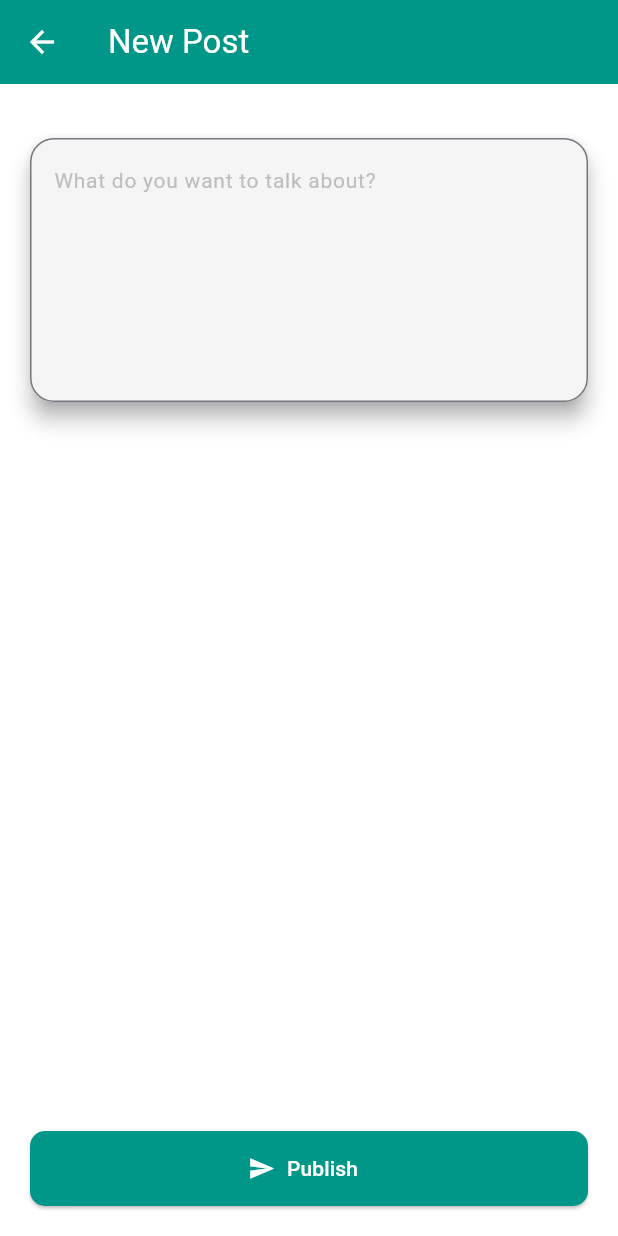
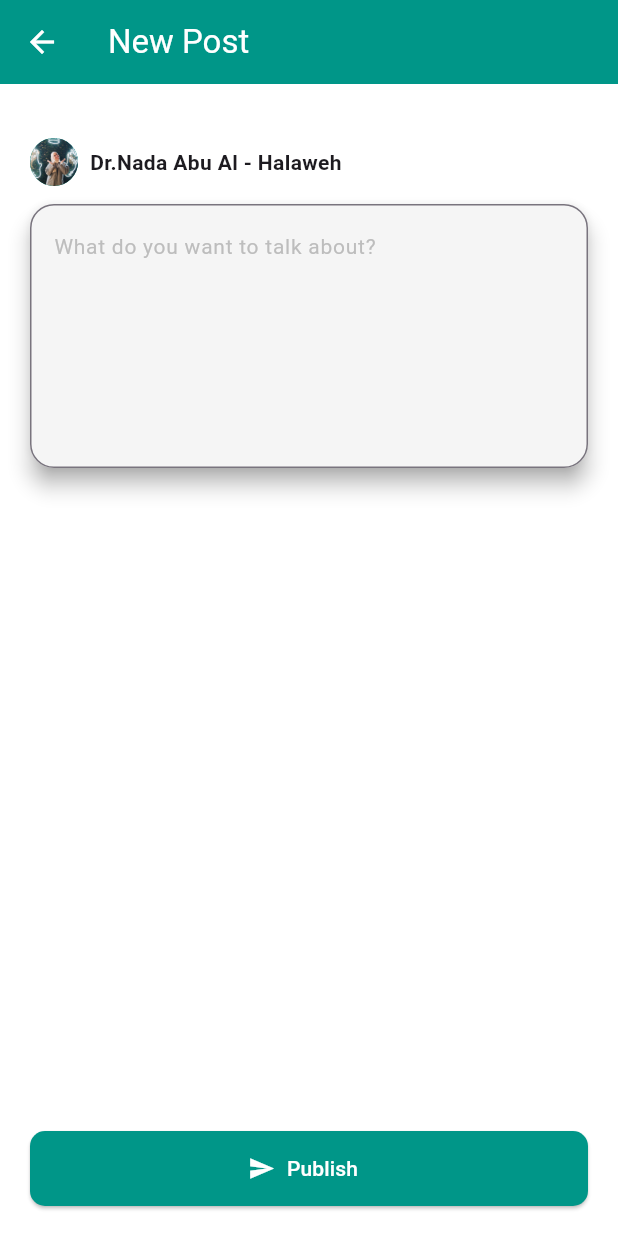
Before and after one commit to nada3bd/NAFS_APP, a Flutter app: the screen it shows after launch, after a tap on the "edit" icon, on a phone screen of 412 x 824 dp. Run offline on Flutter 3.47's test engine with Material 3 defaults, Android fonts, the phone set to English and light mode, and no system bars; our stand-ins replace another_flushbar, flutter_bloc, image_picker; missing offline and left inert: duration_picker.

Commit message:
21th commit

```diff
--- a/lib/cubit/postscubit.dart
+++ b/lib/cubit/postscubit.dart
@@ -44,6 +44,11 @@ class PostCubit extends Cubit<PostState> {
     ];
     emit(PostLoaded(posts));
   }
+  // void loadPostsFromBackend(List<PostModel> dataFromApi) {
+//   posts = dataFromApi;
+//   emit(PostLoaded(posts));
+// }
+
 
   void addPost(String content) {
     posts.add(
--- a/lib/main.dart
+++ b/lib/main.dart
@@ -2,8 +2,7 @@
 import 'package:flutter_bloc/flutter_bloc.dart';
 import 'package:flutter/services.dart';
 import 'package:grad_app/cubit/feedbackcubit.dart';
-// import 'package:grad_app/models/doctorprofile.dart';
-// import 'package:grad_app/views/doctorinformationspage.dart';
+import 'package:grad_app/cubit/postscubit.dart';
 import 'package:grad_app/views/postslistpage.dart';
 
 void main() {
@@ -12,6 +11,9 @@
       providers: [
         BlocProvider<FeedBackCubit>(
           create: (context) => FeedBackCubit(),
+        ),
+        BlocProvider<PostCubit>(
+          create: (context) => PostCubit()..loadPosts(),
         ),
       ],
       child: const NafsApp(),
@@ -31,24 +33,7 @@
 
     return const MaterialApp(
       debugShowCheckedModeBanner: false,
-        home: PostListPage(isDoctor: true,),
-
+      home: PostListPage(isDoctor: true),
     );
   }
 }
-
-
-   //    DoctorInformationsPage(
-      //   doctorProfile: DoctorProfile(
-      //     location:'Amman',
-      //     image: 'assets/WhatsApp Image 2025-02-03 at 17.52.32_ee5e3371.jpg',
-      //     name: 'Dr. Ruba Abed',
-      //     rating: 4,
-      //     avatarIcon: 'assets/doctor_avatar.png',
-      //     aboutMe:
-      //         'أخصائي نفسي يمتلك خبرة تزيد عن 10 سنوات في مجال العلاج النفسي، ويقدّم خدمات علاجية متخصصة في الاضطرابات النفسية المختلفة، ومشاكل العلاقات، والصدمات النفسية، بما في ذلك صدمات الطفولة. يهدف إلى مساعدة الأفراد على فهم أنفسهم بشكل أعمق، والتعامل مع تجاربهم المؤلمة، وتحقيق التوازن النفسي من خلال أساليب علاجية مبنية على أسس علمية ومهنية',
-      //     sessionDuration: '00 : 45 m',
-      //     sessionPrice: '15.00 JD',
-      //     feedback: ["good", "nice"],
-      //   ),
-      // ),
--- /dev/null
+++ b/lib/utils/calculatelinecount.dart
@@ -0,0 +1,18 @@
+import 'package:flutter/material.dart';
+
+int calculateLineCount(String text, TextStyle style, double maxWidth) {
+  final lines = text.split('\n');
+  int totalLines = 0;
+
+  for (final line in lines) {
+    final span = TextSpan(text: line, style: style);
+    final tp = TextPainter(
+      text: span,
+      textDirection: TextDirection.ltr,
+    );
+    tp.layout(maxWidth: maxWidth);
+    totalLines += tp.computeLineMetrics().length;
+  }
+
+  return totalLines;
+}
--- a/lib/views/postslistpage.dart
+++ b/lib/views/postslistpage.dart
@@ -42,21 +42,25 @@ class PostListPage extends StatelessWidget {
       floatingActionButton: isDoctor
           ? Padding(
               padding: const EdgeInsets.only(bottom: 22, right: 14),
-              child: FloatingActionButton(
+              child: Builder(
+                builder: (context) {
+                  return FloatingActionButton(
                     backgroundColor: Colors.teal,
                     foregroundColor: Colors.white,
                     onPressed: () {
                       Navigator.push(
                         context,
                         MaterialPageRoute(
-                      builder: (context) => BlocProvider(
-                        create: (_) => PostCubit(),
+                          builder: (context) => BlocProvider.value(
+                            value: BlocProvider.of<PostCubit>(context),
                             child: const WritePostPage(),
                           ),
                         ),
                       );
                     },
                     child: const Icon(Icons.edit),
+                  );
+                },
               ),
             )
           : null,
--- a/lib/views/writepostspage.dart
+++ b/lib/views/writepostspage.dart
@@ -32,13 +32,17 @@ class WritePostPageState extends State<WritePostPage> {
                   child: Column(
                     crossAxisAlignment: CrossAxisAlignment.stretch,
                     children: [
-                        ThemeWriteEditPost(controller: controller),
+                      ThemeWriteEditPost(
+                        controller: controller,
+                        authorName: 'Dr.Nada Abu Al - Halaweh',
+                        authorImage: 'assets/WhatsApp Image 2025-02-03 at 17.52.32_ee5e3371.jpg',
+                      ),
                       const Spacer(),
                       ActionButton(
                         value: 'Publish',
                         controller: controller,
                         onPressed: () {
-                            ActionButtonFeedback.show(
+                          ActionButtonFeedback.validatePost(
                             context,
                             currentText: controller.text,
                             isEdit: false,
@@ -52,7 +56,8 @@ class WritePostPageState extends State<WritePostPage> {
                         },
                       ),
                       const SizedBox(height: 20),
-                      ]),
+                    ],
+                  ),
                 ),
               ),
             );
--- a/lib/widgets/actionbutton.dart
+++ b/lib/widgets/actionbutton.dart
@@ -1,3 +1,4 @@
+// تعديل على: widgets/actionbutton.dart
 import 'package:flutter/material.dart';
 import 'package:flutter_bloc/flutter_bloc.dart';
 import 'package:grad_app/cubit/postscubit.dart';
@@ -7,7 +8,7 @@ class ActionButton extends StatelessWidget {
   final TextEditingController? controller;
   final VoidCallback? onPressed;
 
-   ActionButton({
+ ActionButton({
     super.key,
     required this.value,
     this.controller,
--- a/lib/widgets/expandableaboutme.dart
+++ b/lib/widgets/expandableaboutme.dart
@@ -7,7 +7,8 @@ class ExpandableAboutMe extends StatefulWidget {
   const ExpandableAboutMe({
     super.key,
     required this.text,
-    this.maxLines = 3, Color? color,
+    this.maxLines = 3,
+     Color? color,
   });
 
   @override
--- a/lib/widgets/postscard.dart
+++ b/lib/widgets/postscard.dart
@@ -2,6 +2,7 @@ import 'package:flutter/material.dart';
 import 'package:flutter_bloc/flutter_bloc.dart';
 import 'package:grad_app/cubit/postscubit.dart';
 import 'package:grad_app/models/postsmodel.dart';
+import 'package:grad_app/utils/calculateLinecount.dart';
 import 'package:grad_app/views/editpostpage.dart';
 import 'package:grad_app/widgets/expandableaboutme.dart';
 import 'package:grad_app/widgets/infocard.dart';
@@ -22,6 +23,14 @@ class PostCard extends StatelessWidget {
 
   @override
   Widget build(BuildContext context) {
+    final lineCount = calculateLineCount(
+  post.content,
+  const TextStyle(fontSize: 14),
+  MediaQuery.of(context).size.width - 64,
+);
+
+final maxLines = lineCount >= 11 ? 10: lineCount + 2;
+
     return Card(
       margin: const EdgeInsets.symmetric(horizontal: 16, vertical: 8),
       elevation: 4,
@@ -60,11 +69,11 @@ class PostCard extends StatelessWidget {
                           borderRadius: BorderRadius.circular(8),
                           side: const BorderSide(color: Colors.teal),
                         ),
-
-                      ),
+            ),
                     ),
                     child: PopupMenuButton<String>(
-                      constraints: const BoxConstraints.expand(width:62, height:100),
+                      constraints:
+                          const BoxConstraints.expand(width: 62, height: 100),
                       icon: const Icon(
                         Icons.more_vert,
                         size: 22,
@@ -87,8 +96,19 @@ class PostCard extends StatelessWidget {
                       },
                       itemBuilder: (context) => [
                         const PopupMenuItem(
-                            value: 'delete', child: Text('Delete'  ,style: TextStyle(fontSize: 10 , color: Colors.teal,))),
-                        const PopupMenuItem(value: 'edit', child: Text('Edit' , style: TextStyle(fontSize:10  , color: Colors.teal))),
+                            value: 'delete',
+                            child: Text('Delete',
+                                style: TextStyle(
+                                  fontSize: 10,
+                                  color: Colors.teal,
+                                ))),
+                        const PopupMenuItem(
+                          value: 'edit',
+                          child: Text(
+                            'Edit',
+                            style: TextStyle(fontSize: 10, color: Colors.teal),
+                          ),
+                        ),
                       ],
                     ),
                   )
@@ -99,7 +119,7 @@ class PostCard extends StatelessWidget {
               color: const Color.fromARGB(255, 251, 251, 251),
               content: ExpandableAboutMe(
                 text: post.content,
-                maxLines: 3,
+                maxLines: maxLines,
               ),
             ),
           ],
--- a/lib/widgets/themewriteeditpost.dart
+++ b/lib/widgets/themewriteeditpost.dart
@@ -3,12 +3,17 @@ import 'package:flutter/material.dart';
 class ThemeWriteEditPost extends StatelessWidget {
   const ThemeWriteEditPost({
     super.key,
-    required TextEditingController controller,
+    required this.controller,
     this.isEdit = false,
-  }) : _controller = controller;
+    required this.authorName,
+    required this.authorImage,
+  });
 
-  final TextEditingController _controller;
+  final TextEditingController controller;
   final bool isEdit;
+  final String authorName;
+  final String authorImage;
+
   @override
   Widget build(BuildContext context) {
     return Theme(
@@ -21,13 +26,36 @@ class ThemeWriteEditPost extends StatelessWidget {
       ),
       child: Padding(
         padding: const EdgeInsets.only(top: 16),
-        child: Material(
+        child: Column(
+          crossAxisAlignment: CrossAxisAlignment.start,
+          children: [
+            Row(
+              children: [
+                CircleAvatar(
+                  radius: 16,
+                  backgroundColor: Colors.teal,
+                  backgroundImage: authorImage.isNotEmpty ? AssetImage(authorImage) : null,
+                  child: authorImage.isEmpty
+                      ? const Icon(Icons.person, color: Colors.white)
+                      : null,
+                ),
+                const SizedBox(width: 8),
+                Expanded(
+                  child: Text(
+                    authorName,
+                    style: const TextStyle(fontWeight: FontWeight.bold, fontSize: 14),
+                  ),
+                ),
+              ],
+            ),
+            const SizedBox(height: 12),
+            Material(
               color: Colors.grey[100],
               elevation: 6,
               borderRadius: BorderRadius.circular(16),
               shadowColor: Colors.grey,
               child: TextField(
-            controller: _controller,
+                controller: controller,
                 minLines: 6,
                 maxLines: isEdit ? null : null,
                 decoration: InputDecoration(
@@ -43,6 +71,8 @@ class ThemeWriteEditPost extends StatelessWidget {
                 ),
               ),
             ),
+          ],
+        ),
       ),
     );
   }
```
Also changed, not shown: lib/views/editpostpage.dart (+8 -3 lines), lib/widgets/actionbuttonfeedback.dart (+43 -33 lines), lib/widgets/infocard.dart (line endings or trailing spaces). Lines whose indentation alone changed are shown as unchanged.
